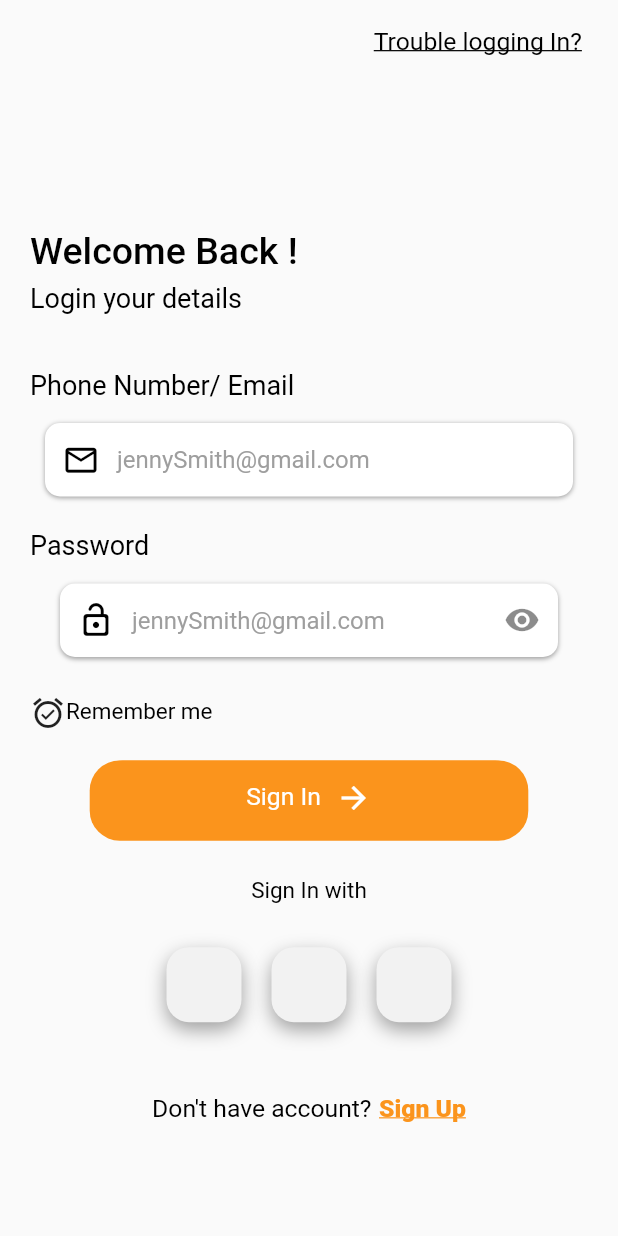
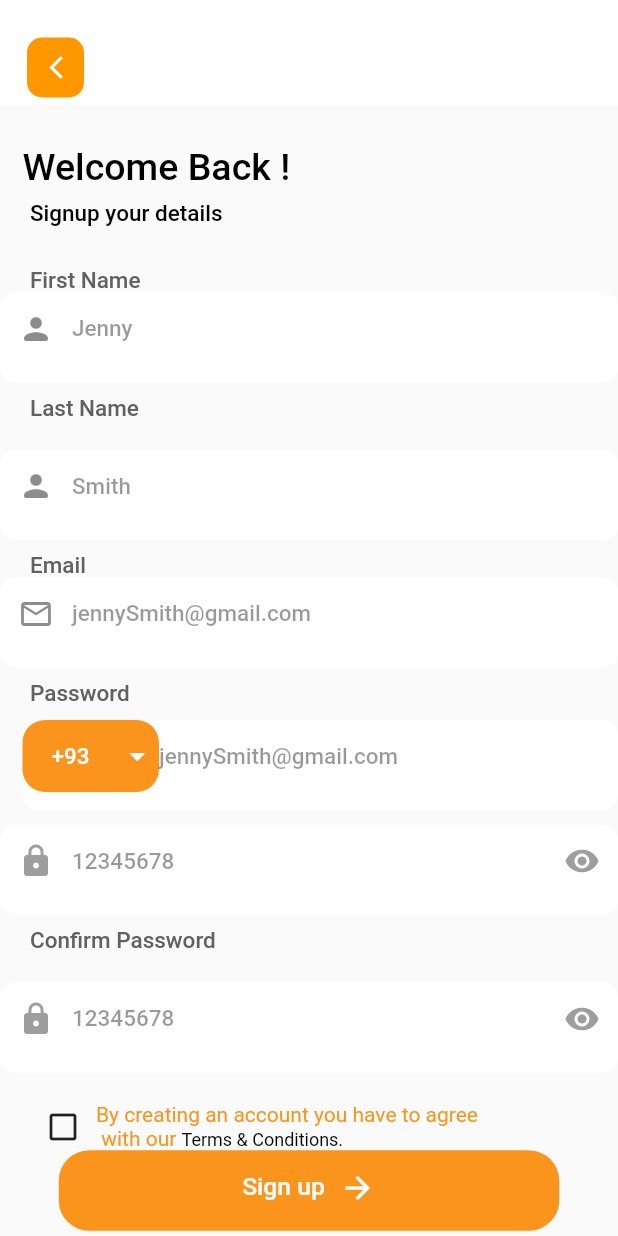
Before and after one commit to praween-kr/product-sell, a Flutter app: the screen it shows after launch, after a tap on "Sign Up", on a phone screen of 412 x 824 dp. Run offline on Flutter 3.47's test engine with Material 2 defaults, Android fonts, the phone set to English and light mode, and no system bars; drawn by our look-alikes of country_code_picker; our stand-ins replace animated_notch_bottom_bar, get; missing offline and left inert: dart:ffi; Roboto replaces fonts that are missing (Poppins, poppins).

Commit message:
ui changes

```diff
--- a/lib/common_widget/app_textfield.dart
+++ b/lib/common_widget/app_textfield.dart
@@ -16,10 +16,10 @@ class AppTextField extends StatelessWidget {
   bool? readOnly;
   TextInputType? textInputType = TextInputType.emailAddress;
   double? height;
-  TextInputAction? textInputAction;
+  TextInputAction? keyBoardtype;
   double? width;
   final double? elevation;
-  final Widget? suffix;
+  final Widget? suffix; final Widget? CounterycodePiker;
   final Widget? prefix;
   StringToVoidFunc? onChanged;
   EdgeInsetsGeometry? contentPadding;
@@ -45,13 +45,12 @@ class AppTextField extends StatelessWidget {
       this.width,
       this.maxLength,
       this.prefix,
-      this.textInputAction,
       this.contentPadding,
       this.maxLines,
       this.borderRadius,
       this.border,
       this.suffixIconColor,
-      this.readOnly})
+      this.readOnly, this.CounterycodePiker,this.keyBoardtype})
       : super(key: key);
   @override
   Widget build(BuildContext context) {
@@ -60,22 +59,23 @@ class AppTextField extends StatelessWidget {
       width: width ?? Get.width,
       decoration: BoxDecoration(
         color: containerColor ?? Colors.white,
-        borderRadius: borderRadius ?? BorderRadius.all(Radius.circular(10)),
+        borderRadius: borderRadius ??
+            const BorderRadius.all(Radius.circular(10)),
         border: border,
       ),
       child: TextFormField(
         style: style ??
-            TextStyle(
-                color: Colors.white.withOpacity(0.4),
+            const TextStyle(
+                color: Colors.black,
                 fontWeight: FontWeight.w500,
-                fontSize: 13),
+                fontSize: 15),
         onChanged: onChanged,
         controller: controller,
         inputFormatters: inputFormatters,
         maxLength: maxLength,
         maxLines: maxLines,
         readOnly: readOnly ?? false,
-        textInputAction: textInputAction ?? TextInputAction.done,
+        textInputAction: keyBoardtype ?? TextInputAction.done,
         obscureText: isObscure ?? false,
         keyboardType: textInputType ?? TextInputType.emailAddress,
         decoration: InputDecoration(
@@ -84,7 +84,7 @@ class AppTextField extends StatelessWidget {
           suffixIcon: suffix,
           prefixIcon: prefix,
           suffixIconColor: suffixIconColor,
-          contentPadding: contentPadding ?? EdgeInsets.only(left: 20, top: 20),
+          contentPadding: contentPadding ?? const EdgeInsets.only(left: 20, top: 20),
           hintStyle: TextStyle(color: Colors.black.withOpacity(0.4)),
           border: const OutlineInputBorder(
             borderSide: BorderSide.none,
--- a/lib/common_widget/appbar.dart
+++ b/lib/common_widget/appbar.dart
@@ -8,16 +8,19 @@ class CommonAppbarWidget {
       required Function onTap}) {
     return AppBar(
         centerTitle: true,
-        toolbarHeight: 40,
+        toolbarHeight: 70,
         backgroundColor: Colors.white,
         elevation: 0,
-        leading: Container(
-          height: 30,
-          width: 30,
-          decoration: BoxDecoration(
-              color: Colors.yellowAccent,
-              borderRadius: BorderRadius.circular(15)),
-          child: Icon(Icons.arrow_back_ios),
-        ));
+      leading:Container(
+        margin: const EdgeInsets.only(left: 18,top: 25,bottom: 5),
+        decoration: BoxDecoration(
+            color: Colors.orange,
+            borderRadius: BorderRadius.circular(10)),
+        child: const Padding(
+          padding: EdgeInsets.only(left: 10,),
+          child: Icon(Icons.arrow_back_ios,size: 18,),
+        ),
+      ),
+     );
   }
 }
--- a/lib/routes/routes.dart
+++ b/lib/routes/routes.dart
@@ -4,5 +4,6 @@ class Routes {
   static const String loginScreen = "/LoginScreen";
   static const String bottomScreen = "/BottomScreen";
   static const String homeScreen = "/HomeScreen";
+  static const String signupScreen = "/SignUpScreen";
 
 }
--- a/lib/routes/routes_generator.dart
+++ b/lib/routes/routes_generator.dart
@@ -3,6 +3,7 @@ import 'package:get/get.dart';
 import 'package:oninto_flutter/routes/routes.dart';
 import '../splash_screen.dart';
 import '../views/authscreens/login_screen.dart';
+import '../views/authscreens/signup_screen.dart';
 import '../views/home/bottom_navbar_screen.dart';
 import '../views/home/home_screen.dart';
 
@@ -22,6 +23,9 @@ class RoutesGenerator {
         break;
         case Routes.bottomScreen:
         widgetScreen = BottomScreen();
+        break;
+        case Routes.signupScreen:
+        widgetScreen = SignUpScreen();
         break;
 
       default:
--- a/lib/views/authscreens/login_screen.dart
+++ b/lib/views/authscreens/login_screen.dart
@@ -1,5 +1,6 @@
 import 'package:flutter/material.dart';
 import 'package:get/get.dart';
+import 'package:oninto_flutter/common_widget/app_textfield.dart';
 import 'package:oninto_flutter/routes/routes.dart';
 import 'package:oninto_flutter/utills/common_appbar.dart';
 
@@ -11,24 +12,30 @@ class LoginScreen extends StatelessWidget {
 
   @override
   Widget build(BuildContext context) {
-    return  SafeArea(
+    return SafeArea(
       child: Scaffold(
         body: Padding(
-          padding: const EdgeInsets.only(top: 20,right: 20,left: 20),
+          padding: const EdgeInsets.only(
+              top: 30, right: 20, left: 20),
           child: SingleChildScrollView(
-            child: Column(crossAxisAlignment: CrossAxisAlignment.start,
+            child: Column(
+              crossAxisAlignment: CrossAxisAlignment.start,
               children: [
                 const Align(
                   alignment: AlignmentDirectional.topEnd,
-                  child: AppText(text: "Trouble logging In? ",color: Colors.black,underline: true,
-                  underlineColor: Colors.black,),
-                ),const SizedBox(height: 120,),
-                const Padding(
-                  padding: EdgeInsets.only(top: 0, left: 0),
-                  child: Align(
+                  child: AppText(
+                    text: "Trouble logging In? ",
+                    color: Colors.black,
+                    underline: true,
+                    underlineColor: Colors.black,
+                  ),
+                ),
+                const SizedBox(
+                  height: 100,
+                ),
+                const Align(
                   alignment: Alignment.topLeft,
-                    child:
-                    AppText(
+                  child: AppText(
                     text: "Welcome Back !",
                     color: Colors.black,
                     fontFamily: "poppins",
@@ -36,7 +43,9 @@ class LoginScreen extends StatelessWidget {
                     textSize: 25,
                   ),
                 ),
-                ),const SizedBox(height: 10,),
+                const SizedBox(
+                  height: 10,
+                ),
                 const AppText(
                   text: "Login your details",
                   color: Colors.black,
@@ -44,21 +53,25 @@ class LoginScreen extends StatelessWidget {
                   fontWeight: FontWeight.w400,
                   textSize: 18,
                 ),
-
-
-
-
-                const SizedBox(height: 40,),
+                const SizedBox(
+                  height: 40,
+                ),
                 const AppText(
                   text: "Phone Number/ Email",
                   color: Colors.black,
                   fontFamily: "poppins",
                   fontWeight: FontWeight.w400,
-                  textSize: 18,
+                  textSize: 15,
                 ),
-                const SizedBox(height: 10,),
-                CommonTextfield(hintText: "jennySmith@gmail.com",),
-                const SizedBox(height: 20,),
+                const SizedBox(
+                  height: 10,
+                ),
+               AppTextField(prefix: const Icon(Icons.mail_outline_outlined),
+                  title: "jennySmith@gmail.com",
+                ),
+                const SizedBox(
+                  height: 20,
+                ),
                 const AppText(
                   text: "Password",
                   color: Colors.black,
@@ -66,12 +79,23 @@ class LoginScreen extends StatelessWidget {
                   fontWeight: FontWeight.w400,
                   textSize: 18,
                 ),
-                const SizedBox(height: 10,),
-                CommonTextfield2(hintText: "jennySmith@gmail.com",),
-                const SizedBox(height: 20,),
+                const SizedBox(
+                  height: 10,
+                ),
+                AppTextField(
+                  title: "jennySmith@gmail.com",
+                  maxLength: 8,
+                  prefix: const Icon(Icons.lock),
+                  suffix: const Icon(
+                    Icons.remove_red_eye,
+                  ),
+                ),
+                const SizedBox(
+                  height: 20,
+                ),
                 const Row(
                   children: [
-                    Icon(Icons.alarm_on),
+                    Icon(Icons.toggle_off_outlined),
                     AppText(
                       text: "Remember me",
                       color: Colors.black,
@@ -80,17 +104,20 @@ class LoginScreen extends StatelessWidget {
                       textSize: 15,
                     ),
                   ],
-                ), const SizedBox(height: 20,),
+                ),
+                const SizedBox(
+                  height: 20,
+                ),
                 GestureDetector(
                   onTap: () {
-                    Get.toNamed(Routes. bottomScreen);
+                    Get.toNamed(Routes.bottomScreen);
                   },
                   child: Center(
                     child: Container(
                       alignment: Alignment.center,
-                      // margin: const EdgeInsets.only(top: 70, bottom: 20),
+
                       height: MediaQuery.of(context).size.height * 0.06,
-                      width: MediaQuery.of(context).size.height * 0.35,
+                      width: MediaQuery.of(context).size.height * 0.40,
                       decoration: const BoxDecoration(
                         color: themeColor,
                         borderRadius: BorderRadius.all(
@@ -100,7 +127,7 @@ class LoginScreen extends StatelessWidget {
                           BoxShadow(
                             offset: Offset(0, 2),
                             color: themeColor,
-                            spreadRadius:  2,
+                            spreadRadius: 2,
                             blurRadius: 0,
                           ),
                         ],
@@ -111,16 +138,26 @@ class LoginScreen extends StatelessWidget {
                           AppText(
                             text: "Sign In",
                             color: Colors.white,
-                          ), SizedBox(width: 10,),
-                          Icon(Icons.arrow_forward,color: Colors.white,)
+                          ),
+                          SizedBox(
+                            width: 10,
+                          ),
+                          Icon(
+                            Icons.arrow_forward,
+                            color: Colors.white,
+                          )
                         ],
                       ),
                     ),
                   ),
-                ),const SizedBox(height: 30,),
+                ),
+                const SizedBox(
+                  height: 40,
+                ),
                 const Center(
-                  child: AppText(textSize: 15,
-                    text: "Sign In with",
+                  child: AppText(
+                    textSize: 15,
+                    text: "Sign in with",
                     color: Colors.black,
                   ),
                 ),
@@ -187,9 +224,13 @@ class LoginScreen extends StatelessWidget {
                     ],
                   ),
                 ),
-                const SizedBox(height: 50,),
+                const SizedBox(
+                  height: 50,
+                ),
                 Padding(
-                  padding: const EdgeInsets.only(bottom: 10,),
+                  padding: const EdgeInsets.only(
+                    bottom: 10,
+                  ),
                   child: Row(
                     mainAxisAlignment: MainAxisAlignment.center,
                     children: [
@@ -201,7 +242,7 @@ class LoginScreen extends StatelessWidget {
                         padding: const EdgeInsets.only(left: 5),
                         child: GestureDetector(
                           onTap: () {
-                            // Get.toNamed(Routes.signUpScreen);
+                            Get.toNamed(Routes.signupScreen);
                           },
                           child: const AppText(
                             text: "Sign Up",
@@ -220,7 +261,6 @@ class LoginScreen extends StatelessWidget {
             ),
           ),
         ),
-
       ),
     );
   }
--- a/lib/views/authscreens/signup_screen.dart
+++ b/lib/views/authscreens/signup_screen.dart
@@ -0,0 +1,306 @@
+import 'package:country_code_picker/country_code_picker.dart';
+import 'package:flutter/material.dart';
+import 'package:flutter/services.dart';
+import 'package:get/get.dart';
+import 'package:oninto_flutter/common_widget/app_textfield.dart';
+
+import '../../common_widget/app_text.dart';
+import '../../common_widget/appbar.dart';
+import '../../routes/routes.dart';
+import '../../utills/colors_file.dart';
+
+
+class SignUpScreen extends StatelessWidget {
+  SignUpScreen({Key? key}) : super(key: key);
+  final  RxBool tick = true.obs;
+  final  RxBool pass = true.obs;
+
+  @override
+  Widget build(BuildContext context) {
+    return Scaffold(
+      appBar: CommonAppbarWidget.commonAppBar(
+          title: "",
+          onTap: () {
+            Get.back();
+          },
+          context: context),
+      body: SingleChildScrollView(
+        child: Column(
+          children: [
+            const Align(
+              alignment: Alignment.topLeft,
+              child: Padding(
+                padding: EdgeInsets.only(top: 30,left: 15),
+                child:
+                 Align(
+                  alignment: Alignment.topLeft,
+                  child: AppText(
+                    text: "Welcome Back !",
+                    color: Colors.black,
+                    fontFamily: "poppins",
+                    fontWeight: FontWeight.w500,
+                    textSize: 25,
+                  ),
+                ),
+              ),
+            ),
+            const Padding(
+              padding: EdgeInsets.only(left: 20,top:10),
+              child: Align(
+                alignment: Alignment.topLeft,
+                child: AppText(
+                  text: "Signup your details",
+                  color: Colors.black,
+                  fontFamily: "poppins",
+                  fontWeight: FontWeight.w500,
+                  textSize: 15,
+                ),
+              ),
+            ),
+            const SizedBox(height: 20,),
+            Padding(
+              padding: const EdgeInsets.only(left: 20,top:10),
+              child: Align(
+                alignment: Alignment.topLeft,
+                child: AppText(
+                  text: "First Name",
+                  color: Colors.grey.shade700,
+                  fontFamily: "poppins",
+                  fontWeight: FontWeight.w500,
+                  textSize: 15,
+                ),
+              ),
+            ),
+            AppTextField(
+              title: "Jenny",
+              prefix: const Icon(Icons.person_rounded),
+            ),
+            Padding(
+              padding: const EdgeInsets.only(left: 20,top:10),
+              child: Align(
+                alignment: Alignment.topLeft,
+                child: AppText(
+                  text: "Last Name",
+                  color: Colors.grey.shade700,
+                  fontFamily: "poppins",
+                  fontWeight: FontWeight.w500,
+                  textSize: 15,
+                ),
+              ),
+            ),
+            const SizedBox(height: 20,),
+            AppTextField(title: "Smith",
+              prefix: const Icon(Icons.person_rounded),),
+            const SizedBox(height: 10,),
+            Padding(
+              padding: const EdgeInsets.only(left: 20,),
+              child: Align(
+                alignment: Alignment.topLeft,
+                child: AppText(
+                  text: "Email",
+                  color: Colors.grey.shade700,
+                  fontFamily: "poppins",
+                  fontWeight: FontWeight.w500,
+                  textSize: 15,
+                ),
+              ),
+            ),
+            AppTextField(prefix: const Icon(Icons.mail_outline_outlined),
+              title: "jennySmith@gmail.com",maxLength: 8,  ),
+            Padding(
+              padding: const EdgeInsets.only(left: 20,top:10),
+              child: Align(
+                alignment: Alignment.topLeft,
+                child: AppText(
+                  text: "Password",
+                  color: Colors.grey.shade700,
+                  fontFamily: "poppins",
+                  fontWeight: FontWeight.w500,
+                  textSize: 15,
+                ),
+              ),
+            ),
+            const SizedBox(height: 10,),
+        Padding(
+          padding: const EdgeInsets.only(left: 15,),
+          child: AppTextField(
+            prefix: Container(
+            decoration: const BoxDecoration(
+              color: themeColor,
+              borderRadius: BorderRadius.all(Radius.circular(15))
+            ),
+            child: const Row(
+              mainAxisSize: MainAxisSize.min,
+              children: [
+                CountryCodePicker(
+                  padding: EdgeInsets.zero,
+                  textStyle: TextStyle(color: Colors.white,fontSize: 15),
+                  enabled: true,
+                  showFlag: false,
+                  alignLeft: false,
+                ),
+                Icon(
+                    Icons.arrow_drop_down,
+                    color: Colors.white,size:25,
+                ),
+                SizedBox(width: 2,)
+              ],
+            ),
+          ),
+                title: "jennySmith@gmail.com",
+            contentPadding: const EdgeInsets.only(left: 20),
+                maxLength: 8,
+
+              ),
+        ),
+            const SizedBox(height: 10,),
+            AppTextField(inputFormatters:
+            [FilteringTextInputFormatter.digitsOnly,
+            ],textInputType: TextInputType.text,
+              title: "12345678",
+              maxLength: 8,
+              prefix: const Icon(Icons.lock,color: Colors.grey,),
+              suffix: const Icon(
+                Icons.remove_red_eye,color: Colors.grey,
+              ),
+            ),
+            Padding(
+              padding: const EdgeInsets.only(left: 20,top:10),
+              child: Align(
+                alignment: Alignment.topLeft,
+                child: AppText(
+                  text: "Confirm Password",
+                  color: Colors.grey.shade700,
+                  fontFamily: "poppins",
+                  fontWeight: FontWeight.w500,
+                  textSize: 15,
+                ),
+              ),
+            ),
+            const SizedBox(height: 20,),
+            AppTextField(
+              inputFormatters: [
+                FilteringTextInputFormatter.digitsOnly,
+              ],
+              title: "12345678",
+              maxLength: 8,
+              prefix: const Icon(Icons.lock,color: Colors.grey,),
+              suffix: const Icon(
+                Icons.remove_red_eye,color: Colors.grey,
+              ),
+            ),
+            const SizedBox(height: 20),
+            Obx(()=> Padding(
+              padding: const EdgeInsets.only(left: 30),
+              child: Align(
+                alignment: AlignmentDirectional.center,
+                child:
+                Row(
+                  children: [
+                    GestureDetector(
+                      onTap: () {
+                        tick.value = !tick.value;
+                      },
+                      child: tick.value
+                          ? const Icon(
+                          Icons.check_box_outline_blank_outlined)
+                          : const Icon(Icons.check_box),
+                    ),
+                    Padding(
+                      padding: const EdgeInsets.only(
+                        left: 10,
+                        right: 5,
+                      ),child: RichText(text: const TextSpan(
+                      text: "By creating an"
+                          " account you have to agree\n with "
+                          "our ",style: TextStyle(color: themeColor),children: [
+                            TextSpan( text: "Terms & Conditions. "
+                        ,style: TextStyle(color: Colors.black,fontSize: 12 ),
+                    ),
+                    ]
+                    ),
+                    ),)
+                  ],
+                ),
+              ),
+            ),
+            ),
+            GestureDetector(
+              onTap: () {
+                Get.toNamed(Routes.bottomScreen);
+              },
+              child: Center(
+                child: Container(
+                  alignment: Alignment.center,
+                  height: MediaQuery.of(context).size.height * 0.06,
+                  width: MediaQuery.of(context).size.height * 0.40,
+                  decoration: const BoxDecoration(
+                    color: themeColor,
+                    borderRadius: BorderRadius.all(
+                      Radius.circular(20),
+                    ),
+                    boxShadow: [
+                      BoxShadow(
+                        offset: Offset(0, 2),
+                        color: themeColor,
+                        spreadRadius: 2,
+                        blurRadius: 0,
+                      ),
+                    ],
+                  ),
+                  child: const Row(
+                    mainAxisAlignment: MainAxisAlignment.center,
+                    children: [
+                      AppText(
+                        text: "Sign up",
+                        color: Colors.white,
+                      ),
+                      SizedBox(
+                        width: 10,
+                      ),
+                      Icon(
+                        Icons.arrow_forward,
+                        color: Colors.white,
+                      )
+                    ],
+                  ),
+                ),
+              ),
+            ),
+            const SizedBox(height: 20,),
+            Padding(
+              padding: const EdgeInsets.only(bottom: 20,right: 10),
+              child: Row(
+                mainAxisAlignment: MainAxisAlignment.center,
+                children: [
+                  const AppText(textSize: 12,
+                    color: Colors.black,
+                    text: " Already Have an account?",
+                    fontFamily: "Poppins",
+                  ),
+                  GestureDetector(
+                    onTap: () {
+                      Get.back();
+                      Get.toNamed(Routes.loginScreen);
+                    },
+                    child: const Padding(
+                      padding: EdgeInsets.only(left: 5),
+                      child: AppText(
+                        text: "SIGN IN",textSize: 12,
+                        fontWeight: FontWeight.w600,
+                        underlineColor: themeColor,
+                        underline: true,
+                        color: themeColor,
+                        fontFamily: "Poppins",
+                      ),
+                    ),
+                  ),
+                ],
+              ),
+            ),
+          ],
+        ),
+      ),
+    );
+  }
+}
--- a/pubspec.yaml
+++ b/pubspec.yaml
@@ -37,6 +37,7 @@ dependencies:
   cupertino_icons: ^1.0.2
   animated_notch_bottom_bar: ^1.0.0
   get: ^4.6.5
+  country_code_picker: ^3.0.0
 
 dev_dependencies:
   flutter_test:
```
Also changed, not shown: pubspec.lock. Lines whose indentation alone changed are shown as unchanged.
